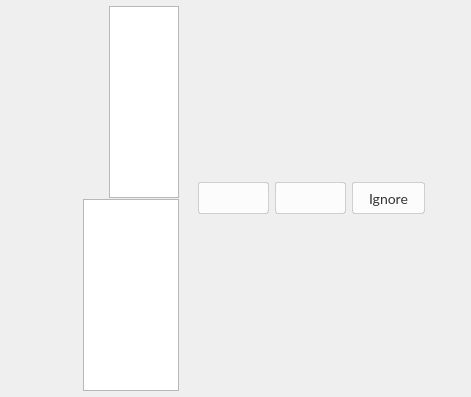
Above: src/MEGASync/stalled_issues/gui/linux/StalledIssueHeader.ui from meganz/MEGAsync before the change. Below: the same form after it.
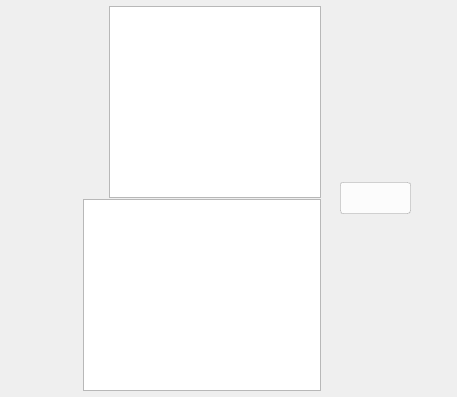
That is the form after the change. Icons and pictures are not drawn. Custom widgets are drawn as their Qt base class.

Patch:
```diff
--- a/src/MEGASync/stalled_issues/gui/linux/StalledIssueHeader.ui
+++ b/src/MEGASync/stalled_issues/gui/linux/StalledIssueHeader.ui
@@ -6,7 +6,7 @@
    <rect>
     <x>0</x>
     <y>0</y>
-    <width>422</width>
+    <width>457</width>
     <height>397</height>
    </rect>
   </property>
@@ -351,49 +351,6 @@
        <number>0</number>
       </property>
       <item>
-       <widget class="QWidget" name="actionButtonsContainer" native="true">
-        <layout class="QHBoxLayout" name="horizontalLayout_8">
-         <property name="leftMargin">
-          <number>0</number>
-         </property>
-         <property name="topMargin">
-          <number>0</number>
-         </property>
-         <property name="rightMargin">
-          <number>0</number>
-         </property>
-         <property name="bottomMargin">
-          <number>0</number>
-         </property>
-         <item>
-          <widget class="QPushButton" name="actionButton">
-           <property name="sizePolicy">
-            <sizepolicy hsizetype="Preferred" vsizetype="Fixed">
-             <horstretch>0</horstretch>
-             <verstretch>0</verstretch>
-            </sizepolicy>
-           </property>
-           <property name="minimumSize">
-            <size>
-             <width>0</width>
-             <height>32</height>
-            </size>
-           </property>
-           <property name="maximumSize">
-            <size>
-             <width>16777215</width>
-             <height>32</height>
-            </size>
-           </property>
-           <property name="cursor">
-            <cursorShape>PointingHandCursor</cursorShape>
-           </property>
-           <property name="text">
-            <string/>
-           </property>
-          </widget>
-         </item>
-         <item>
           <widget class="QPushButton" name="multipleActionButton">
            <property name="minimumSize">
             <size>
@@ -421,28 +378,6 @@
              <height>16</height>
             </size>
            </property>
-          </widget>
-         </item>
-         <item>
-          <widget class="QPushButton" name="ignoreFileButton">
-           <property name="minimumSize">
-            <size>
-             <width>0</width>
-             <height>32</height>
-            </size>
-           </property>
-           <property name="maximumSize">
-            <size>
-             <width>16777215</width>
-             <height>32</height>
-            </size>
-           </property>
-           <property name="text">
-            <string>Ignore</string>
-           </property>
-          </widget>
-         </item>
-        </layout>
        </widget>
       </item>
       <item>
```
Lines whose indentation alone changed are shown as unchanged.
